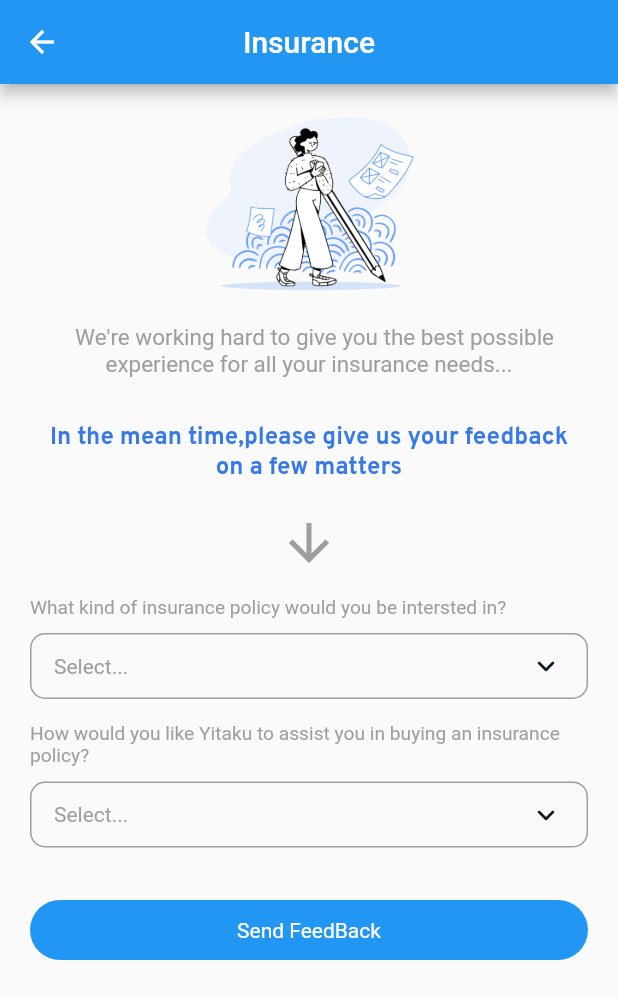
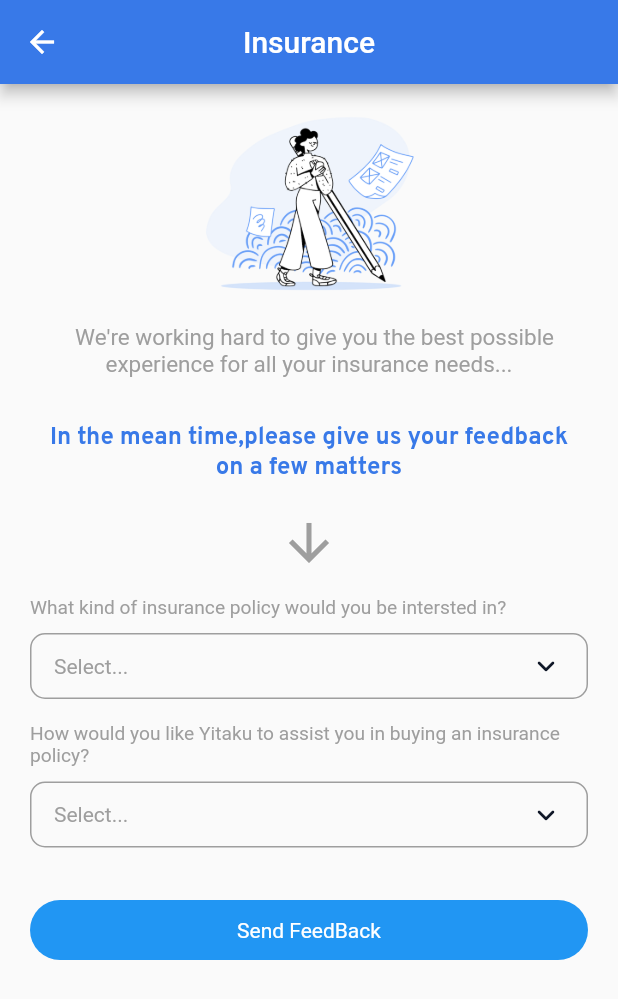
Before and after one commit to JyotBrainBinary/yitaku_new, a Flutter app: the InsuranceScreen screen opened directly, on a phone screen of 412 x 824 dp. Shown: the top 999 px of the screen. Run offline on Flutter 3.47's test engine with Material 2 defaults, Android fonts, the phone set to English and light mode, and no system bars; our stand-ins replace dropdown_button2, get, image_picker, readmore, shared_preferences; accounts and stored records are empty.

Commit message:
appbar color changes

```diff
--- a/lib/main.dart
+++ b/lib/main.dart
@@ -7,6 +7,7 @@ import 'package:yitaku/screen/property_detail/property_details_screen.dart';
 
 import 'package:yitaku/screen/splash_screen/splash_screen.dart';
 import 'package:yitaku/services/pref_service.dart';
+import 'package:yitaku/utils/colorRes.dart';
 
 
 
@@ -15,8 +16,9 @@ Future<void> main() async {
   await PrefService.init();
   SystemChrome.setSystemUIOverlayStyle(
     const SystemUiOverlayStyle(
-        statusBarColor: Colors.white,
-        statusBarIconBrightness: Brightness.dark
+        statusBarColor: ColorRes.color3879E8,
+        statusBarIconBrightness: Brightness.dark,
+      statusBarBrightness: Brightness.dark,
     ),
   );
   runApp(const MyApp());
--- a/lib/screen/chatScreen/chatScreen.dart
+++ b/lib/screen/chatScreen/chatScreen.dart
@@ -15,6 +15,7 @@ class ChatScreen extends StatelessWidget {
     return Scaffold(
       appBar: AppBar(
         centerTitle: true,
+        backgroundColor: ColorRes.color3879E8,
         title: const Text("My Chats",),
       ),
       body: Padding(
--- a/lib/screen/chatScreen/chatroomsNameScreen/chatRoomNameScreen.dart
+++ b/lib/screen/chatScreen/chatroomsNameScreen/chatRoomNameScreen.dart
@@ -2,6 +2,7 @@ import 'package:flutter/material.dart';
 import 'package:get/get.dart';
 import 'package:get/get_core/src/get_main.dart';
 import 'package:yitaku/screen/chatScreen/chatroomsNameScreen/chatRoomsName_Controller.dart';
+import 'package:yitaku/utils/colorRes.dart';
 
 class ChatRoomsNameScreen extends StatelessWidget {
    ChatRoomsNameScreen({Key? key}) : super(key: key);
@@ -13,6 +14,7 @@ class ChatRoomsNameScreen extends StatelessWidget {
     return Scaffold(
       appBar: AppBar(
         centerTitle: true,
+        backgroundColor: ColorRes.color3879E8,
         title: Text("Chatroom name"),
       ),
       body:Stack(
--- a/lib/screen/favorites/favorites_screen.dart
+++ b/lib/screen/favorites/favorites_screen.dart
@@ -18,6 +18,7 @@ class FavoritesScreen extends StatelessWidget {
     return Scaffold(
       appBar: AppBar(
         centerTitle: true,
+        backgroundColor: ColorRes.color3879E8,
         title: Text("Favourites"),
       ),
       body:Padding(
--- a/lib/screen/home_loan_calculator/home_loan_calculator_screen.dart
+++ b/lib/screen/home_loan_calculator/home_loan_calculator_screen.dart
@@ -17,12 +17,12 @@ class HomeLoanCalculatorScreen extends StatelessWidget {
   Widget build(BuildContext context) {
     return Scaffold(
       appBar: AppBar(
+        backgroundColor: ColorRes.color3879E8,
         leading: InkWell(
             onTap: () {
               Get.back();
             },
             child: const Icon(Icons.arrow_back)),
-        backgroundColor: ColorRes.buttonColor,
         title: const Text(StringRes.homeLoanCalculator),
         centerTitle: true,
       ),
--- a/lib/screen/home_screen_two/screen/EditPropertyAlerts/editPropertyAlert_Screen.dart
+++ b/lib/screen/home_screen_two/screen/EditPropertyAlerts/editPropertyAlert_Screen.dart
@@ -14,6 +14,7 @@ class EditPropertyAlertScreen extends StatelessWidget {
   Widget build(BuildContext context) {
     return Scaffold(
       appBar: AppBar(
+        backgroundColor: ColorRes.color3879E8,
         title: Text("Edit Property Alerts"),
       ),
       body: Padding(
--- a/lib/screen/home_screen_two/screen/SetUpPropertyAlertScreen/property_alert_screen.dart
+++ b/lib/screen/home_screen_two/screen/SetUpPropertyAlertScreen/property_alert_screen.dart
@@ -17,6 +17,7 @@ class SetUpPropertyAlertScreen extends StatelessWidget {
   Widget build(BuildContext context) {
     return Scaffold(
       appBar: AppBar(
+        backgroundColor: ColorRes.color3879E8,
         centerTitle: true,
         title: const Text(StringRes.propertyAppBarTitle),
       ),
--- a/lib/screen/home_screen_two/screen/propertiesScreen/properties for you.dart
+++ b/lib/screen/home_screen_two/screen/propertiesScreen/properties for you.dart
@@ -12,6 +12,7 @@ class PropertiesScreen extends StatelessWidget {
     return Scaffold(
       appBar: AppBar(
         centerTitle: true,
+        backgroundColor: ColorRes.color3879E8,
         title: Text("Properties for you"),
       ),
       body: Column(
--- a/lib/screen/home_screen_two/screen/propertyAlerts/propertyAlerts.dart
+++ b/lib/screen/home_screen_two/screen/propertyAlerts/propertyAlerts.dart
@@ -13,6 +13,7 @@ class PropertyAlertScreen extends StatelessWidget {
   Widget build(BuildContext context) {
     return Scaffold(
       appBar: AppBar(
+        backgroundColor: ColorRes.color3879E8,
         title: Text("My Property Alerts"),
       ),
       body: Padding(
--- a/lib/screen/insurance/insurance_screen.dart
+++ b/lib/screen/insurance/insurance_screen.dart
@@ -17,7 +17,11 @@ class InsuranceScreen extends StatelessWidget {
   Widget build(BuildContext context) {
     return SafeArea(
       child: Scaffold(
-        appBar: AppBar(centerTitle: true,title: Text("Insurance")),
+        appBar: AppBar(
+          backgroundColor: ColorRes.color3879E8,
+            centerTitle: true,
+            title: Text("Insurance"),
+        ),
         body: SingleChildScrollView(
           child: GetBuilder<InsuranceController>(
             id: "insurance",
--- a/lib/screen/loanCalculator/loan_calculator_screen.dart
+++ b/lib/screen/loanCalculator/loan_calculator_screen.dart
@@ -24,7 +24,7 @@ class _LoanCalculatorScreenState extends State<LoanCalculatorScreen> {
     return Scaffold(
       appBar: AppBar(
         automaticallyImplyLeading: false,
-        backgroundColor: ColorRes.buttonColor,
+        backgroundColor: ColorRes.color3879E8,
         title: const Text(StringRes.homeLoanCalculator),
         centerTitle: true,
       ),
--- a/lib/screen/more_details/more_details_screen.dart
+++ b/lib/screen/more_details/more_details_screen.dart
@@ -16,7 +16,7 @@ class MoreDetailsScreen extends StatelessWidget {
   @override
   Widget build(BuildContext context) {
     return Scaffold(
-      appBar: AppBar(backgroundColor: const Color(0xFF4285F4)),
+      appBar: AppBar(backgroundColor: ColorRes.color3879E8),
       body: SafeArea(
           child: SingleChildScrollView(
         child: Column(
--- a/lib/screen/property_detail/property_details_screen.dart
+++ b/lib/screen/property_detail/property_details_screen.dart
@@ -21,7 +21,7 @@ class PropertyDetailsScreen extends StatelessWidget {
         toolbarHeight: 55,
         centerTitle: true,
         elevation: 0,
-        backgroundColor: ColorRes.buttonColor,
+        backgroundColor: ColorRes.color3879E8,
         title: Text(
           StringRes.propertyDetails,
           style: overpassRegular(fontSize: 20),
```
Also changed, not shown: lib/screen/home_screen_two/home_controller_two.dart (+4 -16 lines).
